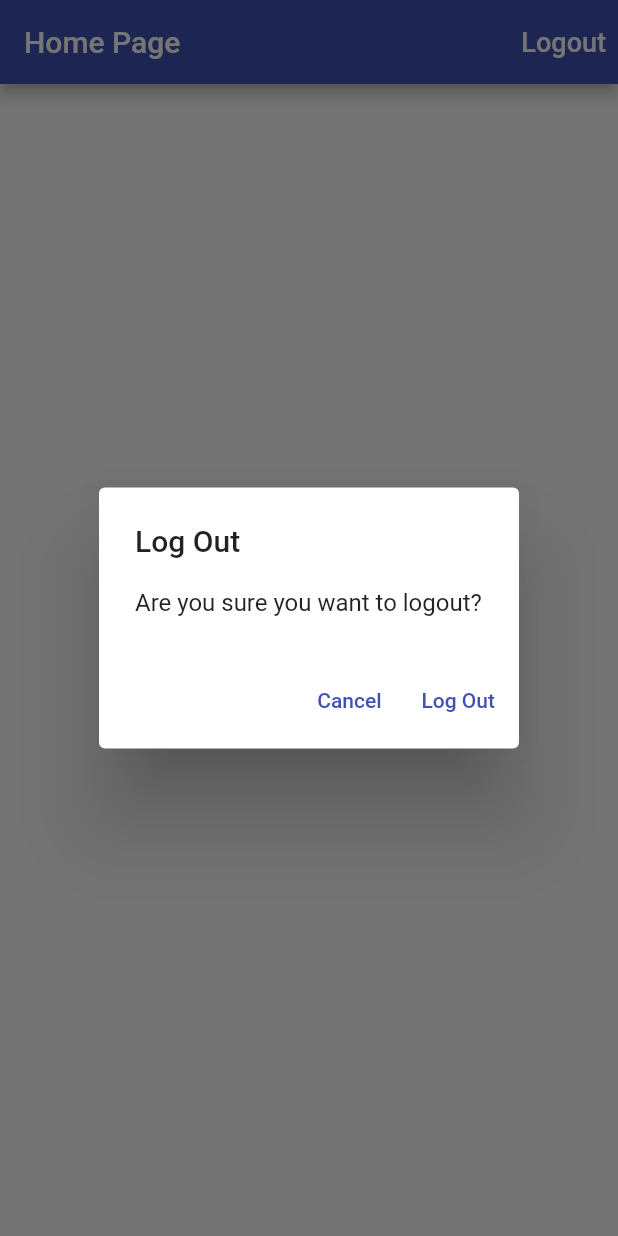
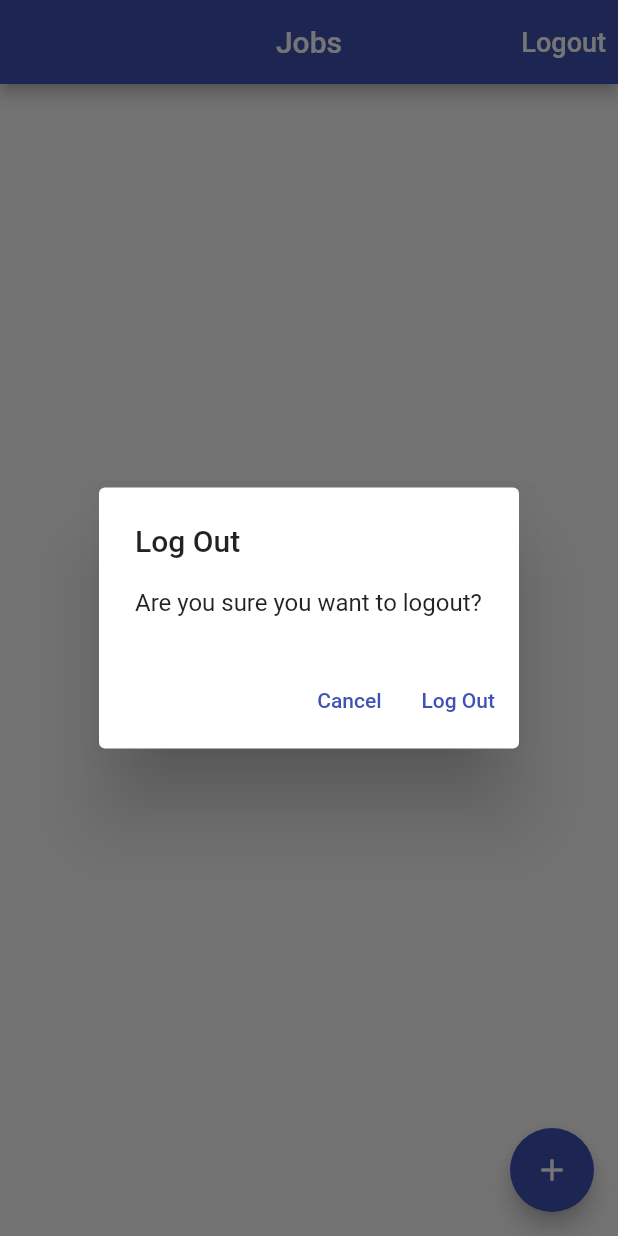
Before and after one commit to BishopSam/time_tracker, a Flutter app: the screen it shows once a user with an empty profile is signed in, after a tap on "Logout", on a phone screen of 412 x 824 dp. Run offline on Flutter 3.47's test engine with Material 2 defaults, Android fonts, the phone set to English and light mode, and no system bars; our stand-ins replace cloud_firestore, firebase_auth, firebase_core, google_sign_in; missing offline and left inert: flutter_facebook_auth, flutter_login_facebook; accounts and stored records are empty.

Commit message:
Added Cloud Firestore Database

```diff
--- /dev/null
+++ b/lib/app/home/jobs_page.dart
@@ -0,0 +1,86 @@
+import 'package:firebase_core/firebase_core.dart';
+import 'package:flutter/material.dart';
+import 'package:provider/provider.dart';
+import 'package:time_tracker_flutter_course/app/models/jobs_model.dart';
+import 'package:time_tracker_flutter_course/app/services/auth.dart';
+import 'package:time_tracker_flutter_course/app/services/database.dart';
+import 'package:time_tracker_flutter_course/common_widgets/show_alert_dialog.dart';
+import 'package:time_tracker_flutter_course/common_widgets/show_exception_dialog.dart';
+
+class JobsPage extends StatelessWidget {
+  Future<void> _signOut(BuildContext context) async {
+    try {
+      final auth = Provider.of<AuthBase>(context, listen: false);
+      await auth.signOut();
+    } catch (e) {
+      print(e.toString());
+    }
+  }
+
+  Future<void> _confirmSignOut(BuildContext context) async {
+    final didRequestSignOut = await showAlertDialog(context,
+        title: 'Log Out',
+        content: 'Are you sure you want to logout?',
+        defaultActionText: 'Log Out',
+        cancelActionText: 'Cancel');
+
+    if (didRequestSignOut == true) {
+      _signOut(context);
+    }
+  }
+
+  void _createJob(BuildContext context) {
+    try {
+      final database = Provider.of<Database>(context, listen: false);
+      database.createJob(Job(name: 'Blogging', ratePerHour: 10));
+    } on FirebaseException catch (e) {
+      showExceptionAlertDialog(
+        context,
+        title: 'Operation Failed',
+        exception: e,
+      );
+    }
+  }
+
+  @override
+  Widget build(BuildContext context) {
+    final database = Provider.of<Database>(context, listen: false);
+    database.jobStream();
+    return Scaffold(
+      appBar: AppBar(
+        title: Text('Jobs'),
+        centerTitle: true,
+        actions: [
+          TextButton(
+              onPressed: () => _confirmSignOut(context),
+              child: Text(
+                'Logout',
+                style: TextStyle(color: Colors.white, fontSize: 18),
+              ))
+        ],
+      ),
+      body: _buildContents(context),
+      floatingActionButton: FloatingActionButton(
+        onPressed: () => _createJob(context),
+        child: Icon(Icons.add),
+      ),
+    );
+  }
+
+  Widget _buildContents(BuildContext context) {
+    final dataBase = Provider.of<Database>(context, listen: false);
+    return StreamBuilder<List<Job>>(
+        stream: dataBase.jobStream(),
+        builder: (context, snapshot) {
+          if (snapshot.hasData) {
+            final jobs = snapshot.data;
+            final children = jobs!.map((job) => Text(job.name)).toList();
+            return ListView(children: children);
+          }
+          if (snapshot.hasError) {
+            return Center(child: Text('Some error has occured'),);
+          }
+          return Center(child: CircularProgressIndicator());
+        });
+  }
+}
--- a/lib/app/homepage.dart
+++ /dev/null
@@ -1,44 +0,0 @@
-import 'package:flutter/material.dart';
-import 'package:provider/provider.dart';
-import 'package:time_tracker_flutter_course/app/services/auth.dart';
-import 'package:time_tracker_flutter_course/common_widgets/show_alert_dialog.dart';
-
-class HomePage extends StatelessWidget {
-  Future<void> _signOut(BuildContext context) async {
-    try {
-    final auth = Provider.of<AuthBase>(context, listen: false);
-      await auth.signOut();
-    } catch (e) {
-      print(e.toString());
-    }
-  }
-
-  Future<void> _confirmSignOut(BuildContext context) async {
-    final didRequestSignOut = await showAlertDialog(context,
-        title: 'Log Out',
-        content: 'Are you sure you want to logout?',
-        defaultActionText: 'Log Out',
-        cancelActionText: 'Cancel');
-
-    if (didRequestSignOut == true) {
-      _signOut(context);
-    }
-  }
-
-  @override
-  Widget build(BuildContext context) {
-    return Scaffold(
-      appBar: AppBar(
-        title: Text('Home Page'),
-        actions: [
-          TextButton(
-              onPressed: () => _confirmSignOut(context),
-              child: Text(
-                'Logout',
-                style: TextStyle(color: Colors.white, fontSize: 18),
-              ))
-        ],
-      ),
-    );
-  }
-}
--- a/lib/app/landing_page.dart
+++ b/lib/app/landing_page.dart
@@ -1,8 +1,9 @@
 import 'package:firebase_auth/firebase_auth.dart';
 import 'package:flutter/material.dart';
 import 'package:provider/provider.dart';
-import 'package:time_tracker_flutter_course/app/homepage.dart';
+import 'package:time_tracker_flutter_course/app/home/jobs_page.dart';
 import 'package:time_tracker_flutter_course/app/services/auth.dart';
+import 'package:time_tracker_flutter_course/app/services/database.dart';
 import 'package:time_tracker_flutter_course/app/sign_in/sign_in_page.dart';
 
 class LandingPage extends StatelessWidget {
@@ -21,7 +22,9 @@ class LandingPage extends StatelessWidget {
       if (user == null) {
       return SignInPage.create(context);
     }
-    return HomePage(
+    return Provider<Database>(
+      create: (_) => FirebaseDatabase(uid: user.uid),
+      child: JobsPage(),
 
     );
   }
--- /dev/null
+++ b/lib/app/models/jobs_model.dart
@@ -0,0 +1,18 @@
+class Job {
+  Job({required this.name, required this.ratePerHour});
+  final String name;
+  final int ratePerHour;
+
+  factory Job.fromMap(Map<String, dynamic> data) {
+    final String name = data['name'];
+    final int ratePerHour = data['ratePerHour'];
+    return Job(
+      name: name,
+      ratePerHour: ratePerHour,
+    );
+  }
+
+  Map<String, dynamic> toMap() {
+    return {'name': name, 'ratePerHour': ratePerHour};
+  }
+}
--- /dev/null
+++ b/lib/app/services/api_path.dart
@@ -0,0 +1,4 @@
+class APIPath {
+  static String job({required String uid, required String jobId}) => 'users/$uid/jobs/$jobId';
+  static String jobs(String uid) => 'users/$uid/jobs';
+}
--- /dev/null
+++ b/lib/app/services/database.dart
@@ -0,0 +1,25 @@
+import 'package:time_tracker_flutter_course/app/models/jobs_model.dart';
+import 'package:time_tracker_flutter_course/app/services/api_path.dart';
+import 'package:time_tracker_flutter_course/app/services/firestore_service.dart';
+
+abstract class Database {
+  Future<void> createJob(Job job);
+  Stream<List<Job>> jobStream();
+}
+
+class FirebaseDatabase implements Database {
+  FirebaseDatabase({required this.uid});
+  final String uid;
+
+  final _service = FirestoreService.instance;
+
+  @override
+  Future<void> createJob(Job job) => _service.setData(
+        path: APIPath.job(uid: uid, jobId: 'job_abc'),
+        data: job.toMap(),
+      );
+
+  @override
+  Stream<List<Job>> jobStream() => _service.collectionStream(
+      path: APIPath.jobs(uid), builder: (data) => Job.fromMap(data));
+}
--- /dev/null
+++ b/lib/app/services/firestore_service.dart
@@ -0,0 +1,23 @@
+
+import 'package:cloud_firestore/cloud_firestore.dart';
+
+class FirestoreService{
+  FirestoreService._();
+  static final instance = FirestoreService._();
+
+   Future<void> setData(
+      {required String path, required Map<String, dynamic> data}) async {
+    final reference = FirebaseFirestore.instance.doc(path);
+    print('$path : $data');
+    await reference.set(data);
+  }
+
+  Stream<List<T>> collectionStream<T>(
+      {required String path,
+      required T Function(Map<String, dynamic> data) builder}) {
+    final reference = FirebaseFirestore.instance.collection(path);
+    final snapshots = reference.snapshots();
+    return snapshots.map((snapshot) =>
+        snapshot.docs.map((snapshot) => builder(snapshot.data())).toList());
+  }
+}
--- a/pubspec.yaml
+++ b/pubspec.yaml
@@ -34,6 +34,7 @@ dependencies:
   flutter_login_facebook: ^1.4.1
   flutter_facebook_auth: ^4.1.2
   provider: ^6.0.2
+  cloud_firestore: ^3.1.12
 
 dev_dependencies:
   flutter_test:
```
Also changed, not shown: pubspec.lock.
